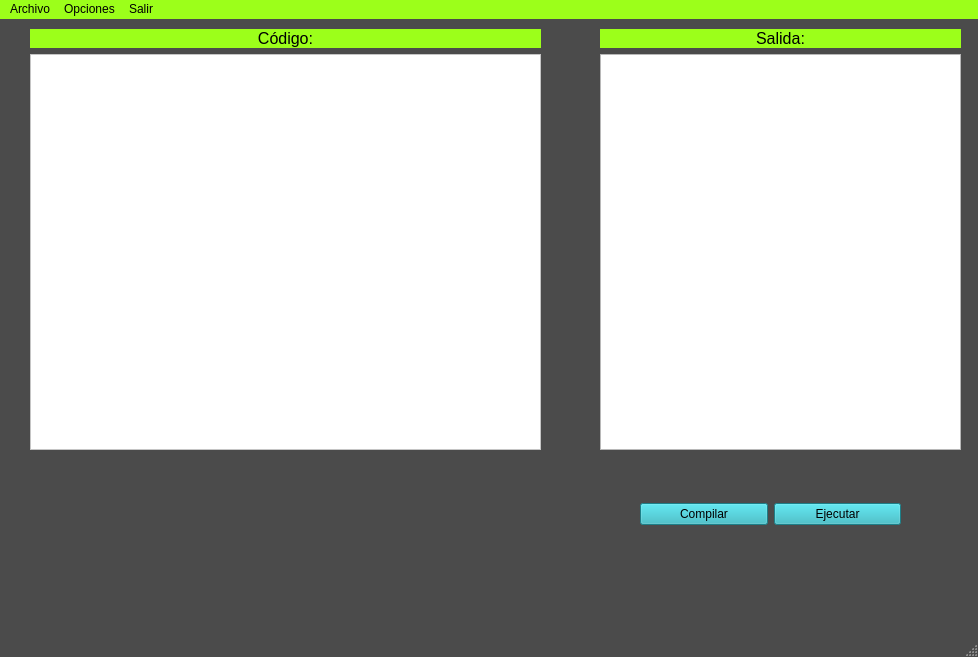
Before: the Qt Designer form IDEview.ui in SebastianGranadosBarrantes/Proyecto-Paradigmas, drawn with Qt 5.
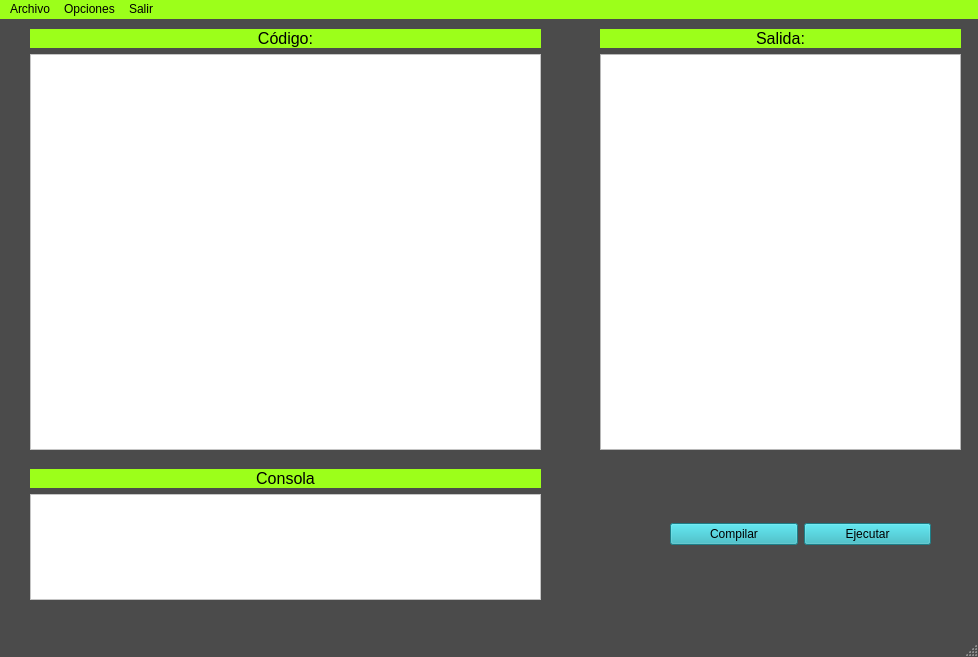
After: the same form once the commit is applied.

The edit to the form file:
```diff
--- a/IDEview.ui
+++ b/IDEview.ui
@@ -12,6 +12,7 @@
   </property>
   <property name="font">
    <font>
+    <weight>75</weight>
     <italic>false</italic>
     <bold>true</bold>
    </font>
@@ -131,8 +132,8 @@
    <widget class="QWidget" name="horizontalLayoutWidget">
     <property name="geometry">
      <rect>
-      <x>640</x>
-      <y>440</y>
+      <x>670</x>
+      <y>460</y>
       <width>261</width>
       <height>111</height>
      </rect>
@@ -160,6 +161,49 @@
      </item>
     </layout>
    </widget>
+   <widget class="QWidget" name="verticalLayoutWidget_3">
+    <property name="geometry">
+     <rect>
+      <x>30</x>
+      <y>450</y>
+      <width>511</width>
+      <height>131</height>
+     </rect>
+    </property>
+    <layout class="QVBoxLayout" name="verticalLayout_3">
+     <property name="leftMargin">
+      <number>0</number>
+     </property>
+     <property name="topMargin">
+      <number>0</number>
+     </property>
+     <property name="rightMargin">
+      <number>0</number>
+     </property>
+     <item>
+      <widget class="QLabel" name="label_consola">
+       <property name="font">
+        <font>
+         <pointsize>12</pointsize>
+        </font>
+       </property>
+       <property name="text">
+        <string>Consola</string>
+       </property>
+       <property name="alignment">
+        <set>Qt::AlignCenter</set>
+       </property>
+      </widget>
+     </item>
+     <item>
+      <widget class="QTextEdit" name="Txt_Consola">
+       <property name="styleSheet">
+        <string notr="true">background-color: rgb(255, 255, 255);</string>
+       </property>
+      </widget>
+     </item>
+    </layout>
+   </widget>
   </widget>
   <widget class="QMenuBar" name="menubar">
    <property name="geometry">
```
Left out of the diff: 2 changed lines with no effect on the pictures.
